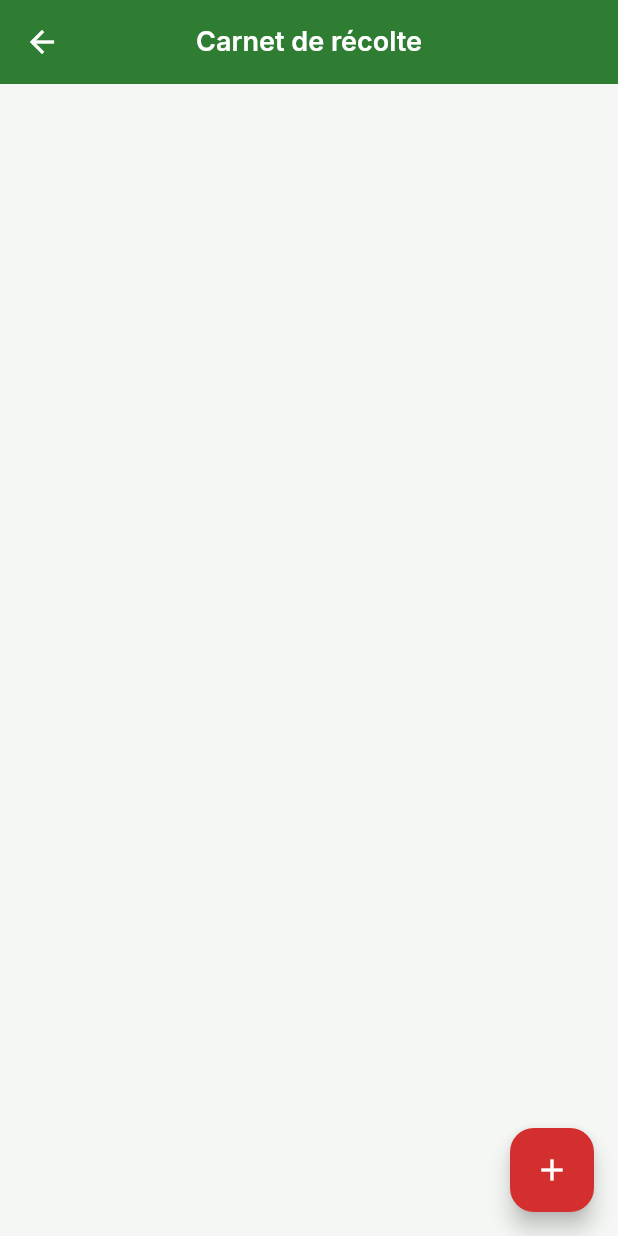
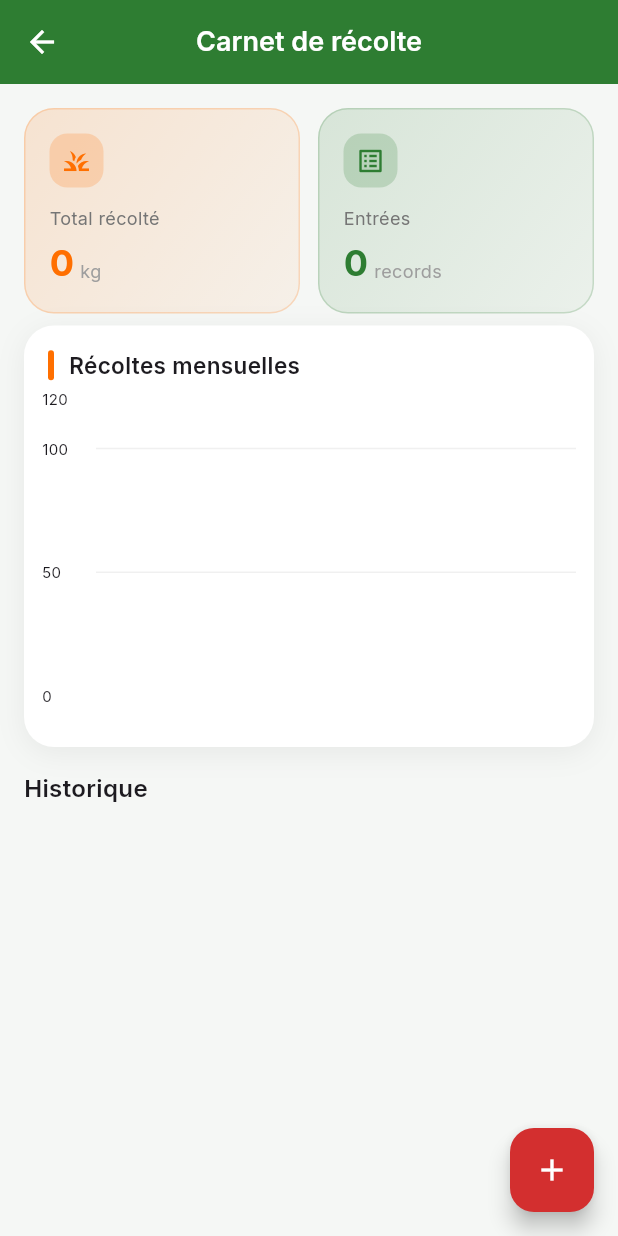
Before and after one commit to MaximeKELI/ARCA-GIS-, a Flutter app: the HarvestScreen screen opened directly, on a phone screen of 412 x 824 dp. Run offline on Flutter 3.47's test engine with Material 3 defaults, Android fonts, the phone set to English and light mode, and no system bars; drawn by our look-alikes of fl_chart; our stand-ins replace connectivity_plus, flutter_map, flutter_secure_storage, geolocator, google_fonts, image_picker and 3 more; accounts and stored records are empty; network calls fail.

Commit message:
All coders

```diff
--- a/mobile/arca_gis_app/lib/screens/harvest_screen.dart
+++ b/mobile/arca_gis_app/lib/screens/harvest_screen.dart
@@ -2,6 +2,7 @@ import 'package:flutter/material.dart';
 import '../config/theme.dart';
 import '../services/api_service.dart';
 import '../utils/api_utils.dart';
+import '../widgets/modern_charts.dart';
 
 class HarvestScreen extends StatefulWidget {
   const HarvestScreen({super.key});
@@ -13,6 +14,7 @@ class _HarvestScreenState extends State<HarvestScreen> {
   final _api = ApiService();
   List<dynamic> _harvests = [];
   Map<String, dynamic> _stats = {};
+  Map<String, dynamic> _visual = {};
 
   @override
   void initState() { super.initState(); _load(); }
@@ -21,9 +23,11 @@ class _HarvestScreenState extends State<HarvestScreen> {
     try {
       final h = await _api.get('/farm/harvests/');
       final s = await _api.get('/farm/harvests/stats/');
+      final v = await _api.get('/analytics/visual/');
       setState(() {
         _harvests = parseApiList(h);
         _stats = parseApiMap(s);
+        _visual = parseApiMap(v);
       });
     } catch (_) {}
   }
@@ -52,26 +56,49 @@ class _HarvestScreenState extends State<HarvestScreen> {
 
   @override
   Widget build(BuildContext context) {
+    final series = (_visual['series'] as Map<String, dynamic>?) ?? {};
+    final byCrop = (_stats['by_crop'] as Map<String, dynamic>?) ?? {};
+    final cropDist = byCrop.entries.map((e) => {'name': e.key, 'value': e.value}).toList();
+
     return Scaffold(
       appBar: AppBar(title: const Text('Carnet de récolte'), backgroundColor: AppTheme.primaryGreen),
       floatingActionButton: FloatingActionButton(onPressed: _add, child: const Icon(Icons.add)),
-      body: Column(children: [
-        if (_stats.isNotEmpty) Card(margin: const EdgeInsets.all(12), child: Padding(
+      body: RefreshIndicator(
+        onRefresh: _load,
+        child: ListView(
           padding: const EdgeInsets.all(16),
-          child: Text('Total: ${_stats['total_kg'] ?? 0} kg', style: const TextStyle(fontSize: 18, fontWeight: FontWeight.bold)),
-        )),
-        Expanded(child: ListView.builder(
-          itemCount: _harvests.length,
-          itemBuilder: (_, i) {
-            final h = _harvests[i] as Map<String, dynamic>;
-            return ListTile(
-              leading: const Icon(Icons.agriculture),
-              title: Text('${h['quantity_kg']} kg — ${h['crop_type']}'),
-              subtitle: Text('${h['parcel_name'] ?? ''} · ${h['harvest_date']}'),
-            );
-          },
-        )),
-      ]),
+          children: [
+            Row(children: [
+              Expanded(child: ModernCharts.kpiCard(
+                label: 'Total récolté', value: '${_stats['total_kg'] ?? 0}',
+                unit: 'kg', color: AppTheme.accentOrange, icon: Icons.grass,
+              )),
+              const SizedBox(width: 12),
+              Expanded(child: ModernCharts.kpiCard(
+                label: 'Entrées', value: '${_harvests.length}',
+                unit: 'records', color: AppTheme.primaryGreen, icon: Icons.list_alt,
+              )),
+            ]),
+            const SizedBox(height: 8),
+            if (cropDist.isNotEmpty)
+              ModernCharts.donutChart(title: 'Récoltes par culture', data: cropDist),
+            ModernCharts.barChart(
+              title: 'Récoltes mensuelles',
+              data: (series['harvest_monthly'] as List?)?.cast<Map<String, dynamic>>() ?? [],
+              color: AppTheme.accentOrange,
+            ),
+            const Text('Historique', style: TextStyle(fontSize: 16, fontWeight: FontWeight.w600)),
+            ..._harvests.map((h) {
+              final item = h as Map<String, dynamic>;
+              return ListTile(
+                leading: const Icon(Icons.agriculture),
+                title: Text('${item['quantity_kg']} kg — ${item['crop_type']}'),
+                subtitle: Text('${item['parcel_name'] ?? ''} · ${item['harvest_date']}'),
+              );
+            }),
+          ],
+        ),
+      ),
     );
   }
 }
```
Also changed, not shown: mobile/arca_gis_app/lib/screens/role_dashboard_screen.dart (+43 -10 lines).
